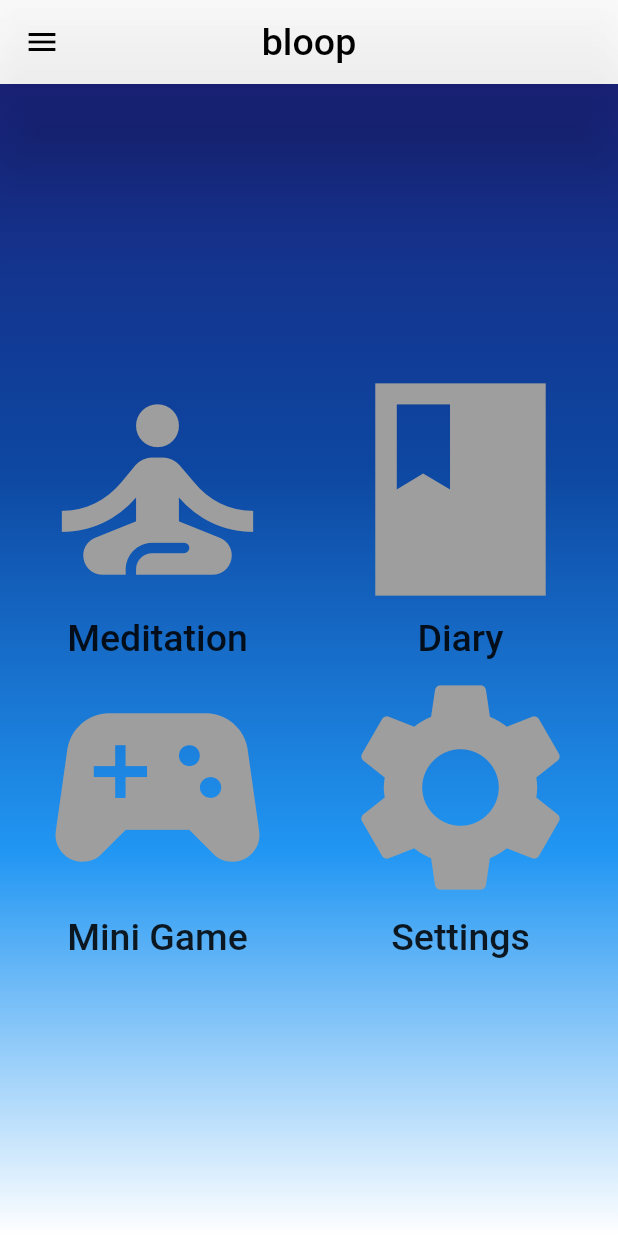
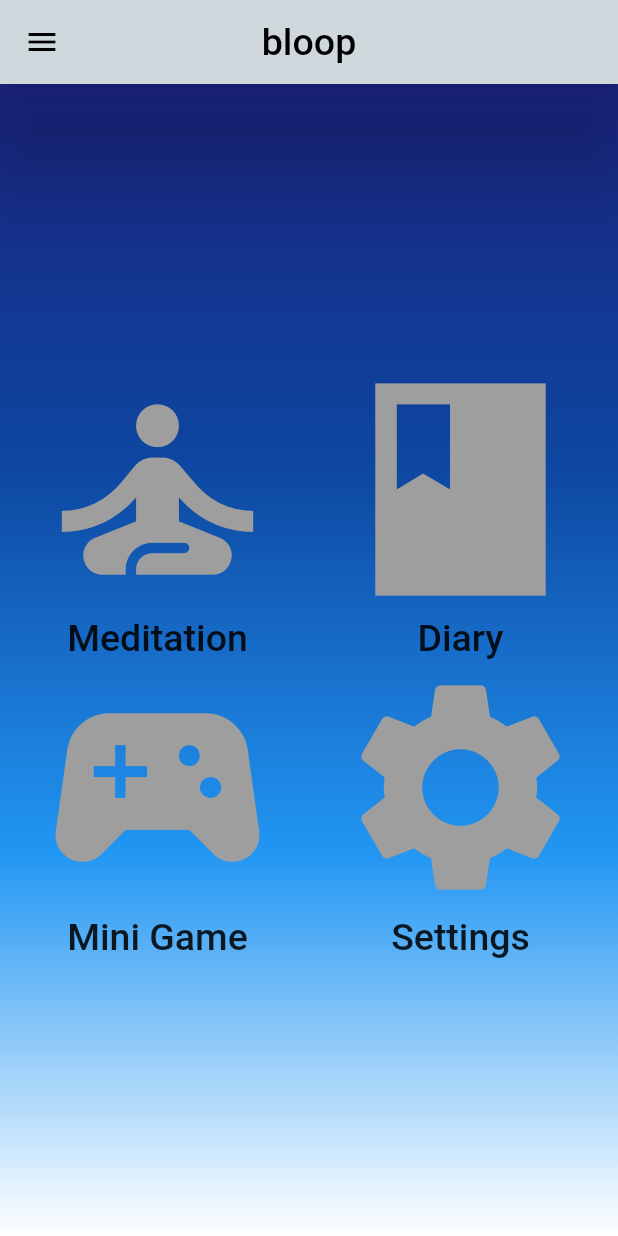
Before and after one commit to racheltsai2018/bloop, a Flutter app: the screen it shows after launch, on a phone screen of 412 x 824 dp. Run offline on Flutter 3.47's test engine with Material 2 defaults, Android fonts, the phone set to English and light mode, and no system bars; our stand-ins replace google_fonts; missing offline and left inert: bloop_test, flame; Roboto replaces fonts that are missing (Fascinate).

Commit message:
Update homepage.dart

```diff
--- a/bloop_app/lib/homepage.dart
+++ b/bloop_app/lib/homepage.dart
@@ -1,5 +1,6 @@
 import 'package:flutter/material.dart';
 import 'package:google_fonts/google_fonts.dart';
+import 'package:bloop_test/navigationBar.dart';
 
 class homepage extends StatelessWidget{
   @override
@@ -9,12 +10,57 @@ class homepage extends StatelessWidget{
         title:Text('bloop',
         style: GoogleFonts.fascinate(
           color: Colors.black, fontSize: 25.0
+          ),
+        ),
+        iconTheme: IconThemeData(color: Colors.black),
+        centerTitle: true,
+        backgroundColor: Colors.blueGrey[100],
+        elevation: 30.0,
+        ),
+        drawer: Drawer(
+          child: ListView(
+            padding: EdgeInsets.zero,
+            children: <Widget>[
+              DrawerHeader(
+                decoration: BoxDecoration(
+                  color: Colors.white38,
+                ),
+                child: Text(
+                  'header',
+                  style: TextStyle(
+                    color: Colors.black,
+                    fontSize: 24,
+                  ),
+                ),
+              ),
+              ListTile(
+                leading: Icon(Icons.self_improvement),
+                title: Text('Meditation'),
+                onTap: (){
+                  Navigator.pushAndRemoveUntil(
+                    context,
+                    MaterialPageRoute<void>(builder: (context) => navigationBar(theIndex: 1)),
+                        (Route<dynamic> route) => false,
+                  );
+                },
+              ),
+              ListTile(
+                leading: Icon(Icons.book_sharp),
+                title: Text("Diary"),
+                onTap: (){
+                  Navigator.pushAndRemoveUntil(
+                    context,
+                    MaterialPageRoute<void>(builder: (context) => navigationBar(theIndex: 2)),
+                        (Route<dynamic> route) => false,
+                  );
+                },
+              ),
+              ListTile(
+                leading: Icon(Icons.sports_esports),
+                title: Text("Mini Game"),
+              ),
+            ]
           )
-          ),
-          centerTitle: true,
-          backgroundColor: Colors.white38,
-          elevation: 30.0,
-          leading:Icon(Icons.menu, color:Colors.black),
         ),
       body: Container(
         decoration: BoxDecoration(gradient: LinearGradient(
@@ -29,7 +75,13 @@ class homepage extends StatelessWidget{
               mainAxisAlignment: MainAxisAlignment.center,
               children: <Widget>[
                 FlatButton(
-                        onPressed: (){},
+                    onPressed: (){
+                      Navigator.pushAndRemoveUntil(
+                        context,
+                        MaterialPageRoute<void>(builder: (context) => navigationBar(theIndex: 1)),
+                            (Route<dynamic> route) => false,
+                      );
+                    },
                     child: Column(
                       children: <Widget>[
                         Icon(Icons.self_improvement,color: Colors.grey,
@@ -39,7 +91,13 @@ class homepage extends StatelessWidget{
                     )
                 ),
                 FlatButton(
-                        onPressed: (){},
+                    onPressed: (){
+                       Navigator.pushAndRemoveUntil(
+                         context,
+                         MaterialPageRoute<void>(builder: (context) => navigationBar(theIndex: 2)),
+                           (Route<dynamic> route) => false,
+                       );
+                    },
                     child: Column(
                       children: <Widget>[
                         Icon(Icons.book_sharp,color: Colors.grey,
```
Lines whose indentation alone changed are shown as unchanged.
